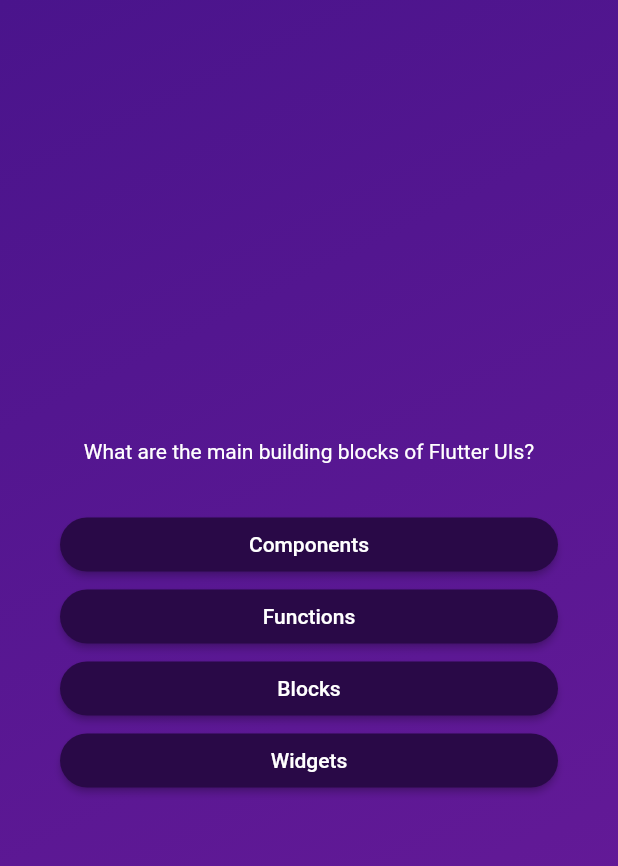
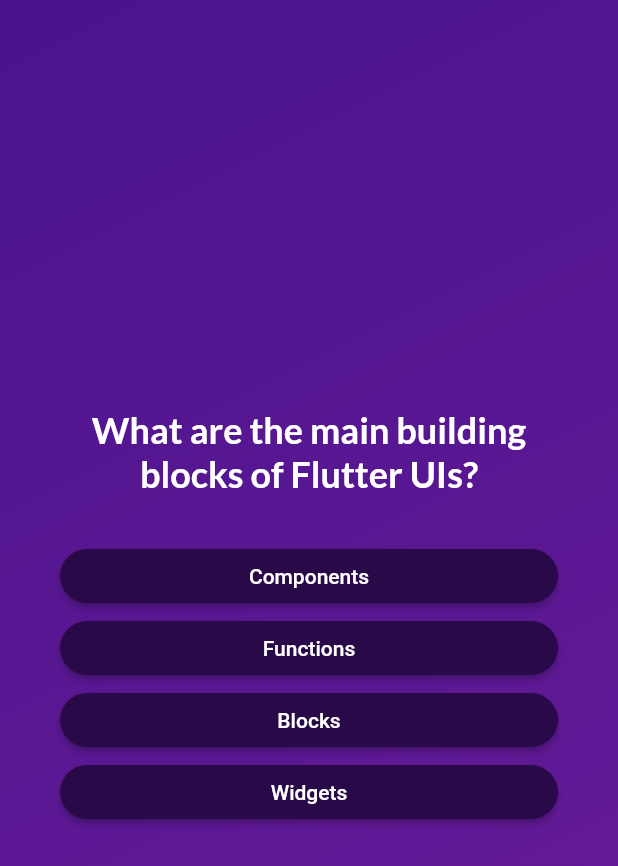
Before and after one commit to cnolan3/flutter_course, a Flutter app: the screen it shows after launch, after a tap on "Start Quiz", on a phone screen of 412 x 824 dp. Shown: the top 866 px of the screen. Run offline on Flutter 3.47's test engine with Material 2 defaults, Android fonts, the phone set to English and light mode, and no system bars; our stand-ins replace google_fonts.

Commit message:
quiz_app: add google fonts

```diff
--- a/quiz_app/lib/answer_button.dart
+++ b/quiz_app/lib/answer_button.dart
@@ -12,7 +12,7 @@ class AnswerButton extends StatelessWidget {
         onPressed: onTap,
         style: ElevatedButton.styleFrom(
             padding: const EdgeInsets.symmetric(vertical: 10, horizontal: 40),
-            backgroundColor: Color.fromARGB(255, 41, 9, 71),
+            backgroundColor: const Color.fromARGB(255, 41, 9, 71),
             foregroundColor: Colors.white,
             shape: RoundedRectangleBorder(
               borderRadius: BorderRadius.circular(40),
--- a/quiz_app/lib/question_screen.dart
+++ b/quiz_app/lib/question_screen.dart
@@ -1,4 +1,5 @@
 import 'package:flutter/material.dart';
+import 'package:google_fonts/google_fonts.dart';
 import 'package:quiz_app/answer_button.dart';
 import 'package:quiz_app/data/questions.dart';
 
@@ -33,12 +34,12 @@ class _QuestionScreenState extends State<QuestionScreen> {
           crossAxisAlignment: CrossAxisAlignment.stretch,
           children: [
             Text(
-              textAlign: TextAlign.center,
-              currentQuestion.text,
-              style: const TextStyle(
-                color: Colors.white,
-              ),
-            ),
+                textAlign: TextAlign.center,
+                currentQuestion.text,
+                style: GoogleFonts.lato(
+                    color: Colors.white,
+                    fontSize: 24,
+                    fontWeight: FontWeight.bold)),
             const SizedBox(
               height: 30,
             ),
--- a/quiz_app/pubspec.yaml
+++ b/quiz_app/pubspec.yaml
@@ -35,6 +35,7 @@ dependencies:
   # The following adds the Cupertino Icons font to your application.
   # Use with the CupertinoIcons class for iOS style icons.
   cupertino_icons: ^1.0.2
+  google_fonts: ^5.0.0
 
 dev_dependencies:
   flutter_test:
```
Also changed, not shown: quiz_app/pubspec.lock, 8 other files.
